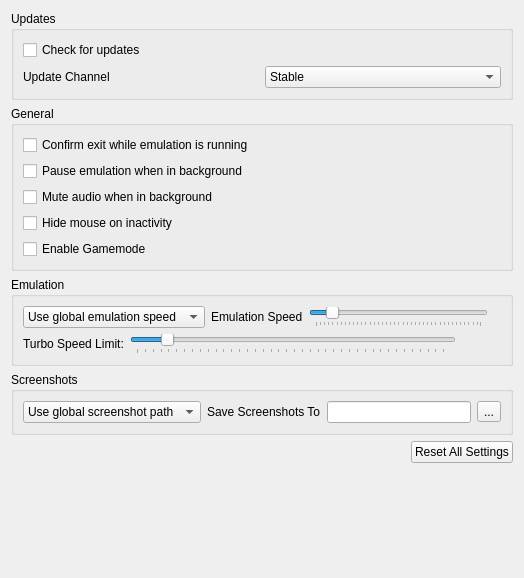
The window that src/citra_qt/configuration/configure_general.ui (azahar-emu/azahar) describes before a commit, drawn with Qt 5.
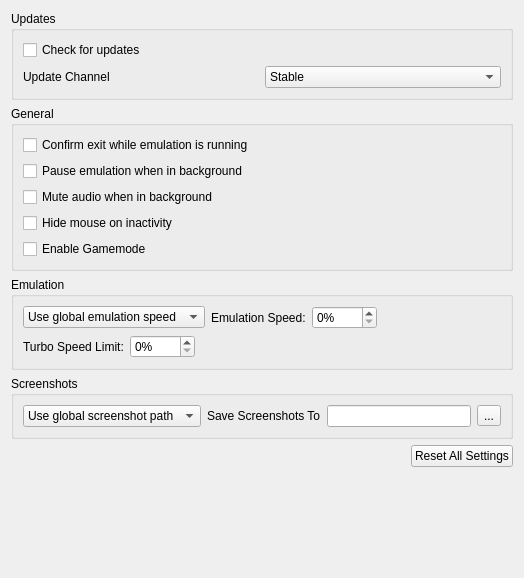
The same window after the commit.

Commit message: qt: Increase emulation speed limit to 9999% and hide slider

```diff
--- a/src/citra_qt/configuration/configure_general.ui
+++ b/src/citra_qt/configuration/configure_general.ui
@@ -135,44 +135,32 @@
            <item>
             <widget class="QLabel" name="label_emulation_speed">
              <property name="text">
-              <string>Emulation Speed</string>
+              <string>Emulation Speed:</string>
              </property>
             </widget>
            </item>
            <item>
-            <widget class="QSlider" name="frame_limit">
-             <property name="minimum">
-              <number>0</number>
-             </property>
+            <widget class="QSpinBox" name="frame_limit">
              <property name="maximum">
-              <number>199</number>
+              <number>9999</number>
              </property>
-             <property name="singleStep">
-              <number>5</number>
+             <property name="suffix">
+              <string>%</string>
              </property>
-             <property name="pageStep">
-              <number>15</number>
-             </property>
-             <property name="value">
-              <number>19</number>
-             </property>
+            </widget>
+           </item>
+           <item>
+            <spacer name="horizontalSpacer_2">
              <property name="orientation">
-              <enum>Qt::Horizontal</enum>
+              <enum>Qt::Orientation::Horizontal</enum>
              </property>
-             <property name="tickPosition">
-              <enum>QSlider::TicksBelow</enum>
+             <property name="sizeHint" stdset="0">
+              <size>
+               <width>40</width>
+               <height>20</height>
+              </size>
              </property>
-            </widget>
-           </item>
-           <item>
-            <widget class="QLabel" name="emulation_speed_display_label">
-             <property name="text">
-              <string/>
-             </property>
-             <property name="alignment">
-              <set>Qt::AlignRight|Qt::AlignTrailing|Qt::AlignVCenter</set>
-             </property>
-            </widget>
+            </spacer>
            </item>
           </layout>
          </widget>
@@ -200,41 +188,23 @@
             </widget>
            </item>
            <item>
-            <widget class="QSlider" name="turbo_limit">
-             <property name="minimum">
-              <number>0</number>
-             </property>
+            <widget class="QSpinBox" name="turbo_limit">
              <property name="maximum">
-              <number>198</number>
+              <number>9999</number>
              </property>
-             <property name="singleStep">
-              <number>5</number>
-             </property>
-             <property name="pageStep">
-              <number>15</number>
-             </property>
-             <property name="value">
-              <number>19</number>
-             </property>
-             <property name="orientation">
-              <enum>Qt::Horizontal</enum>
-             </property>
-             <property name="tickPosition">
-              <enum>QSlider::TicksBelow</enum>
+             <property name="suffix">
+              <string>%</string>
              </property>
             </widget>
            </item>
            <item>
             <spacer name="horizontalSpacer">
              <property name="orientation">
-              <enum>Qt::Horizontal</enum>
-             </property>
-             <property name="sizeType">
-              <enum>QSizePolicy::Fixed</enum>
+              <enum>Qt::Orientation::Horizontal</enum>
              </property>
              <property name="sizeHint" stdset="0">
               <size>
-               <width>32</width>
+               <width>40</width>
                <height>20</height>
               </size>
              </property>
```
Left out of the diff: 14 changed lines with no effect on the pictures. The commit also changes 2 other files.
